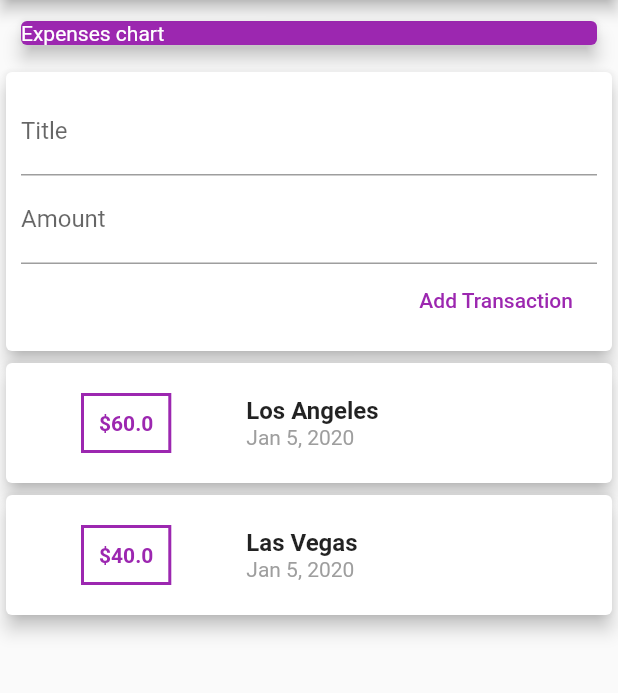
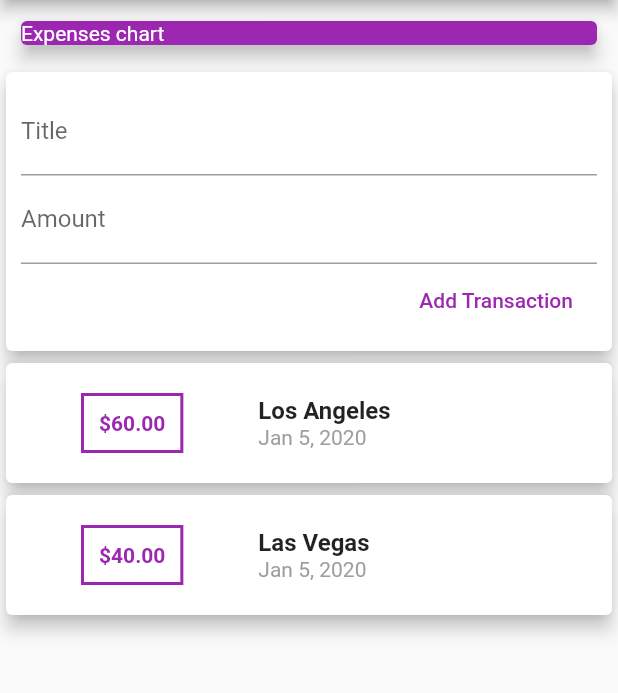
Before and after one commit to ShivamGoyal26/Personal-Expenses-App, a Flutter app: the screen it shows after launch, after a tap on "Add Transaction", on a phone screen of 412 x 824 dp, the part 84-777 px from its top. Run offline on Flutter 3.47's test engine with Material 2 defaults, Android fonts, the phone set to English and light mode, and no system bars.

Commit message:
9th commit

```diff
--- a/lib/widgets/new_transactions.dart
+++ b/lib/widgets/new_transactions.dart
@@ -8,6 +8,19 @@ class NewTransaction extends StatelessWidget {
   final amountInput = TextEditingController();
 
   final Function addTx;
+
+  void submitData() {
+    final enteredTitle = titleInput.text;
+    final enteredAmount = double.parse(amountInput.text);
+
+    if (enteredTitle.isEmpty || enteredAmount <= 0) {
+      return;
+    }
+    addTx(
+      enteredTitle,
+      enteredAmount,
+    );
+  }
 
   NewTransaction(this.addTx);
   @override
@@ -22,6 +35,8 @@ class NewTransaction extends StatelessWidget {
             TextField(
               decoration: InputDecoration(labelText: "Title"),
               controller: titleInput,
+              onSubmitted: (_) => submitData(),
+
               // onChanged:                       //here this, this will fired or excute on every key stroke
               // (val) {
               // titleInput = val;               // here we can write anything in the value of val and val always have the string which we have to pas as the arguments to the function here we have used the anonymous function
@@ -30,6 +45,13 @@ class NewTransaction extends StatelessWidget {
             TextField(
               decoration: InputDecoration(labelText: "Amount"),
               controller: amountInput,
+              keyboardType: TextInputType
+                  .number, // this is kind of check now user only can enter the amount in the numbers because it will open the keyboard with the numbers only
+              onSubmitted: (_) =>
+                  submitData(), // here why we did this right it means when user enter all the values and press the check button on the keyboard then automatically trigger the submit button
+
+              // here it will take the function with the return type void but with the one arguments in the string so here we are using the anonymous function (_){} here in the anonymous function we pass _ this as a argument this means that yes we pass something flutter but we aren't in mood to using it
+
               // onChanged: (val2) {
               //   amountInput = val2;
               // },
@@ -37,16 +59,7 @@ class NewTransaction extends StatelessWidget {
             FlatButton(
               child: Text("Add Transaction"),
               textColor: Colors.purple,
-              onPressed: () {
-                addTx(
-                  titleInput.text,
-                  double.parse(amountInput.text), // here this will convert the amount in to the double
-                );
-                // print(titleInput.text);
-                // print(amountInput.text);
-                // print(titleInput);
-                // print(amountInput);
-              },
+              onPressed: submitData,
             ),
           ],
         ),
--- a/lib/widgets/transaction_lists.dart
+++ b/lib/widgets/transaction_lists.dart
@@ -8,12 +8,12 @@ class TransactionList extends StatelessWidget {
   TransactionList(this.transactions);
   @override
   Widget build(BuildContext context) {
-    return  Container(
-      height: 600,
-      child: SingleChildScrollView(    // here to use the single child scroll height should be fixed so where ever you want to use this single child scroll view must wrap widget into the container and set the height then use it as shown here bascially by this we can scroll down or up in case the number of lists increased
+    return Container(
+      height: 500,
+      // child: SingleChildScrollView(    // here to use the single child scroll height should be fixed so where ever you want to use this single child scroll view must wrap widget into the container and set the height then use it as shown here bascially by this we can scroll down or up in case the number of lists increased
 
-              child: Column(
-                  children: transactions.map((tx) {
+      child: ListView.builder(
+        itemBuilder: (ctx, index) {
           return Card(
               elevation: 5,
               child: Row(
@@ -30,7 +30,8 @@ class TransactionList extends StatelessWidget {
                       width: 2,
                     )),
                     child: Text(
-                            '\$${tx.amount}',
+                      '\$${transactions[index].amount.toStringAsFixed(2)}', // here this toStringAsFixed(2) will helps us not showing more than two numbers after the decimal point
+
                       style: TextStyle(
                         fontWeight: FontWeight.bold,
                         color: Colors.purple,
@@ -41,14 +42,14 @@ class TransactionList extends StatelessWidget {
                     crossAxisAlignment: CrossAxisAlignment.start,
                     children: <Widget>[
                       Text(
-                              tx.title,
+                        transactions[index].title,
                         style: TextStyle(
                           fontSize: 16,
                           fontWeight: FontWeight.bold,
                         ),
                       ),
                       Text(
-                              DateFormat.yMMMd().format(tx.date),
+                        DateFormat.yMMMd().format(transactions[index].date),
                         style: TextStyle(
                           color: Colors.grey,
                         ),
@@ -57,11 +58,23 @@ class TransactionList extends StatelessWidget {
                   )
                 ],
               ));
-              }).toList() // here map() function coverts the list of objects into the list of widgets here at last we add tolist() this is because we know map will give us the iterable so in order to achieve the list we add this
+        },
+        itemCount: transactions.length,
+        // here we are using the list view with the builder now here in the builder
+        // we have to use the itembuilder : now it will take the one function it must be an anonymous or some
+        // named Function now this function will have two arguments one is context here we named it ctx and
+        // the other must be index it can not be changed
+        //  here the height of the listview is the infinte so there must be a problem of not showing the widgets in the column wise sometimes due to its infinite height that's why you should always use the container while using the listview
+        // children: transactions.map((tx) {   // here in the list view we can not provide the children here we have to provide the itemcount which we want to be display or show on the screen
+
+        // here in the itembuilder the function which is anonymous in this case will be excuted automatically
+        // as much as the number of the itemcount is there but here it return the widget so here we want to
+        // return our card
+
+        // }).toList() // here map() function coverts the list of objects into the list of widgets here at last we add tolist() this is because we know map will give us the iterable so in order to achieve the list we add this
 // here we should know that the map pick one by one element in the list
-
       ),
-      ),
+      // ),
     );
   }
 }
```
Lines whose indentation alone changed are shown as unchanged.
